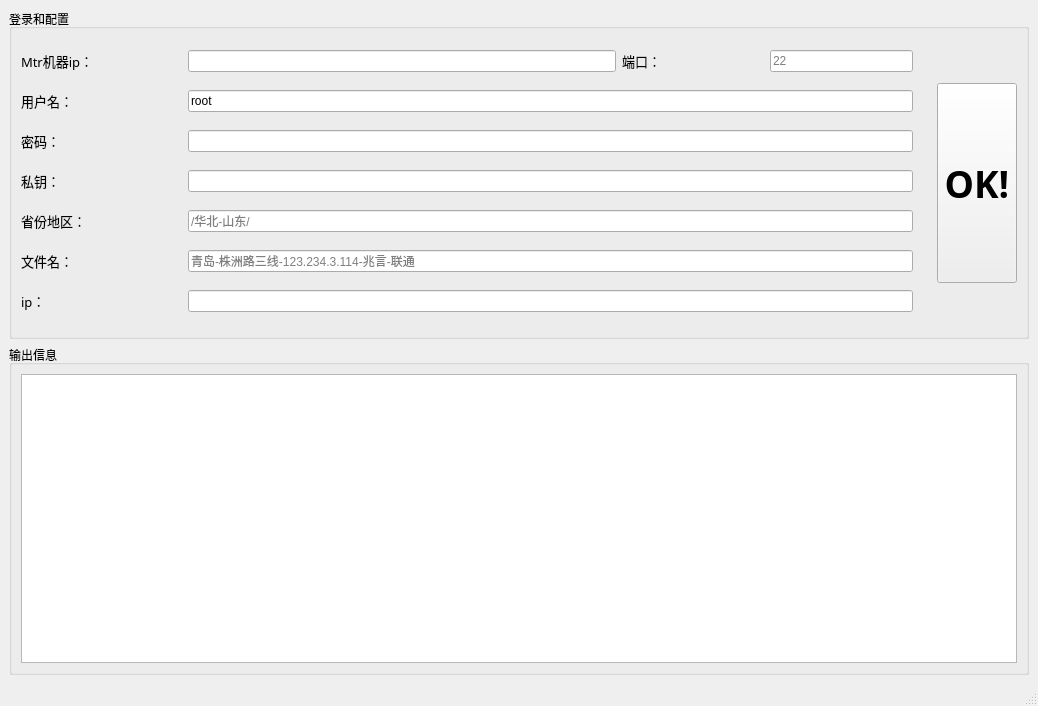
First picture: the form in mtr/mtr-tools/mtrtools.ui, repository aliuzzz/Qdwx, before the edit.
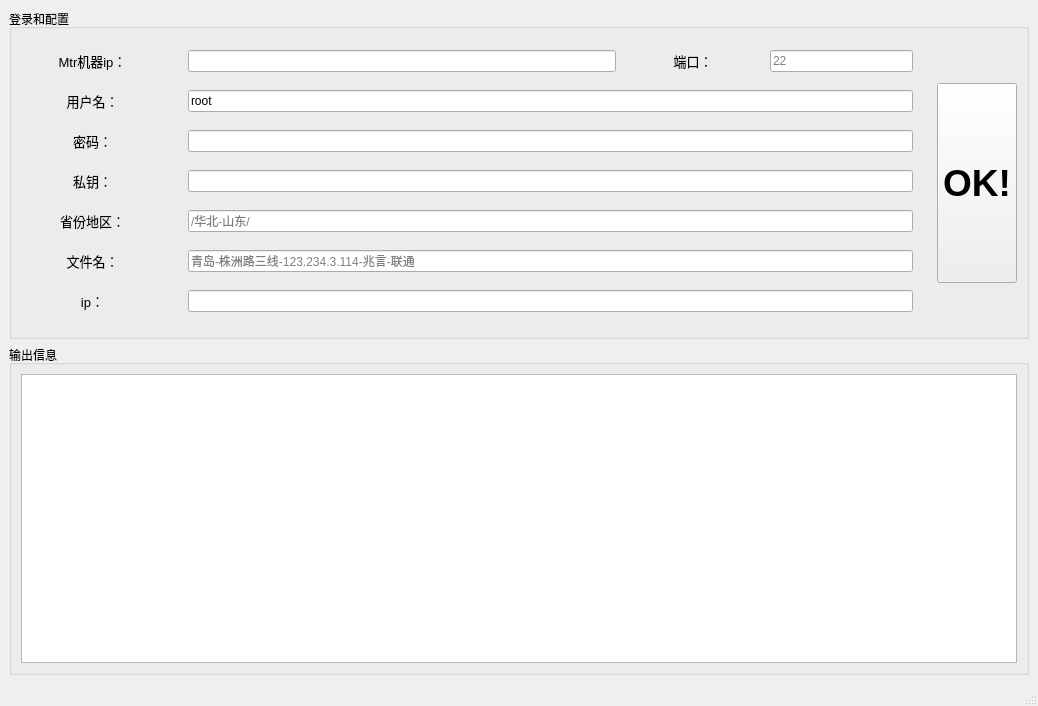
Second picture: the form after the edit.

The edit to the form file:
```diff
--- a/mtr/mtr-tools/mtrtools.ui
+++ b/mtr/mtr-tools/mtrtools.ui
@@ -27,13 +27,15 @@
           <widget class="QLabel" name="label_mtrip">
            <property name="font">
             <font>
-             <family>微软雅黑</family>
              <pointsize>10</pointsize>
             </font>
            </property>
            <property name="text">
             <string>Mtr机器ip：</string>
            </property>
+           <property name="alignment">
+            <set>Qt::AlignCenter</set>
+           </property>
           </widget>
          </item>
          <item row="0" column="1">
@@ -56,13 +58,18 @@
           <widget class="QLabel" name="label_port">
            <property name="font">
             <font>
-             <family>微软雅黑</family>
              <pointsize>10</pointsize>
             </font>
            </property>
+           <property name="layoutDirection">
+            <enum>Qt::LeftToRight</enum>
+           </property>
            <property name="text">
             <string>端口：</string>
            </property>
+           <property name="alignment">
+            <set>Qt::AlignCenter</set>
+           </property>
           </widget>
          </item>
          <item row="0" column="4">
@@ -89,13 +96,15 @@
           <widget class="QLabel" name="label_name">
            <property name="font">
             <font>
-             <family>微软雅黑</family>
              <pointsize>10</pointsize>
             </font>
            </property>
            <property name="text">
             <string>用户名：</string>
            </property>
+           <property name="alignment">
+            <set>Qt::AlignCenter</set>
+           </property>
           </widget>
          </item>
          <item row="1" column="1">
@@ -128,13 +137,15 @@
           <widget class="QLabel" name="label_password">
            <property name="font">
             <font>
-             <family>微软雅黑</family>
              <pointsize>10</pointsize>
             </font>
            </property>
            <property name="text">
             <string>密码：</string>
            </property>
+           <property name="alignment">
+            <set>Qt::AlignCenter</set>
+           </property>
           </widget>
          </item>
          <item row="2" column="1">
@@ -167,13 +178,15 @@
           <widget class="QLabel" name="label_private">
            <property name="font">
             <font>
-             <family>微软雅黑</family>
              <pointsize>10</pointsize>
             </font>
            </property>
            <property name="text">
             <string>私钥：</string>
            </property>
+           <property name="alignment">
+            <set>Qt::AlignCenter</set>
+           </property>
           </widget>
          </item>
          <item row="3" column="1">
@@ -206,13 +219,15 @@
           <widget class="QLabel" name="label_province">
            <property name="font">
             <font>
-             <family>微软雅黑</family>
              <pointsize>10</pointsize>
             </font>
            </property>
            <property name="text">
             <string>省份地区：</string>
            </property>
+           <property name="alignment">
+            <set>Qt::AlignCenter</set>
+           </property>
           </widget>
          </item>
          <item row="4" column="1">
@@ -245,13 +260,15 @@
           <widget class="QLabel" name="label_file">
            <property name="font">
             <font>
-             <family>微软雅黑</family>
              <pointsize>10</pointsize>
             </font>
            </property>
            <property name="text">
             <string>文件名：</string>
            </property>
+           <property name="alignment">
+            <set>Qt::AlignCenter</set>
+           </property>
           </widget>
          </item>
          <item row="5" column="1">
@@ -284,13 +301,15 @@
           <widget class="QLabel" name="label_ip">
            <property name="font">
             <font>
-             <family>微软雅黑</family>
              <pointsize>10</pointsize>
             </font>
            </property>
            <property name="text">
             <string>ip：</string>
            </property>
+           <property name="alignment">
+            <set>Qt::AlignCenter</set>
+           </property>
           </widget>
          </item>
          <item row="6" column="1">
@@ -398,9 +417,7 @@
            </property>
            <property name="font">
             <font>
-             <family>微软雅黑</family>
              <pointsize>28</pointsize>
-             <weight>75</weight>
              <bold>true</bold>
             </font>
            </property>
```
